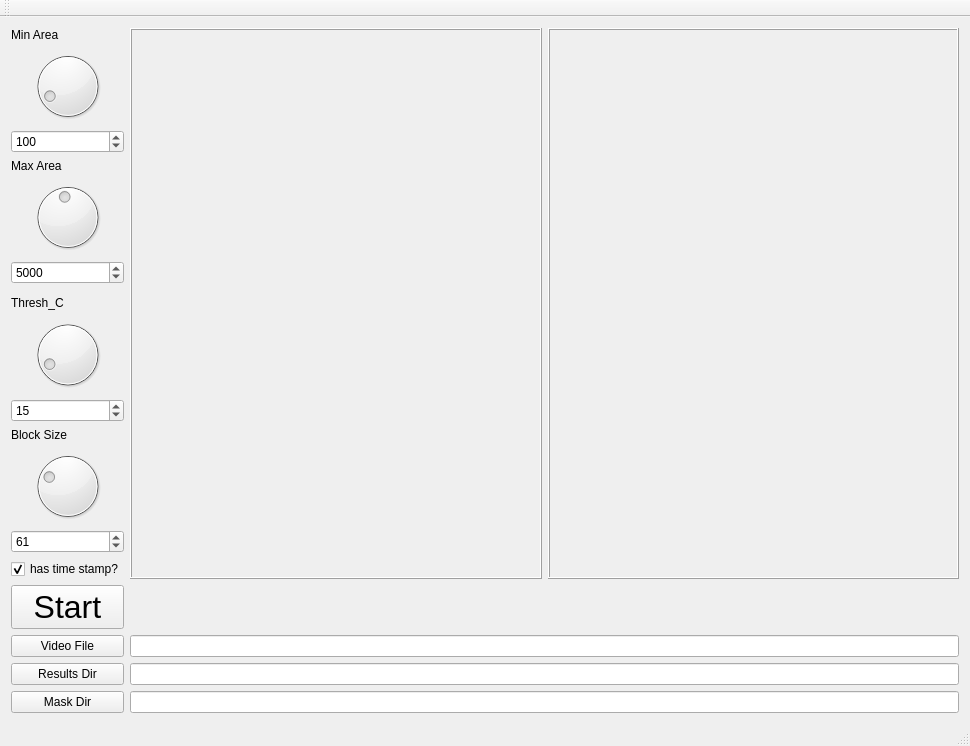
Old version of the form examples/getMaskParams/QtCreatorFiles/mainwindow.ui in the repository ver228/tierpsy-tracker.
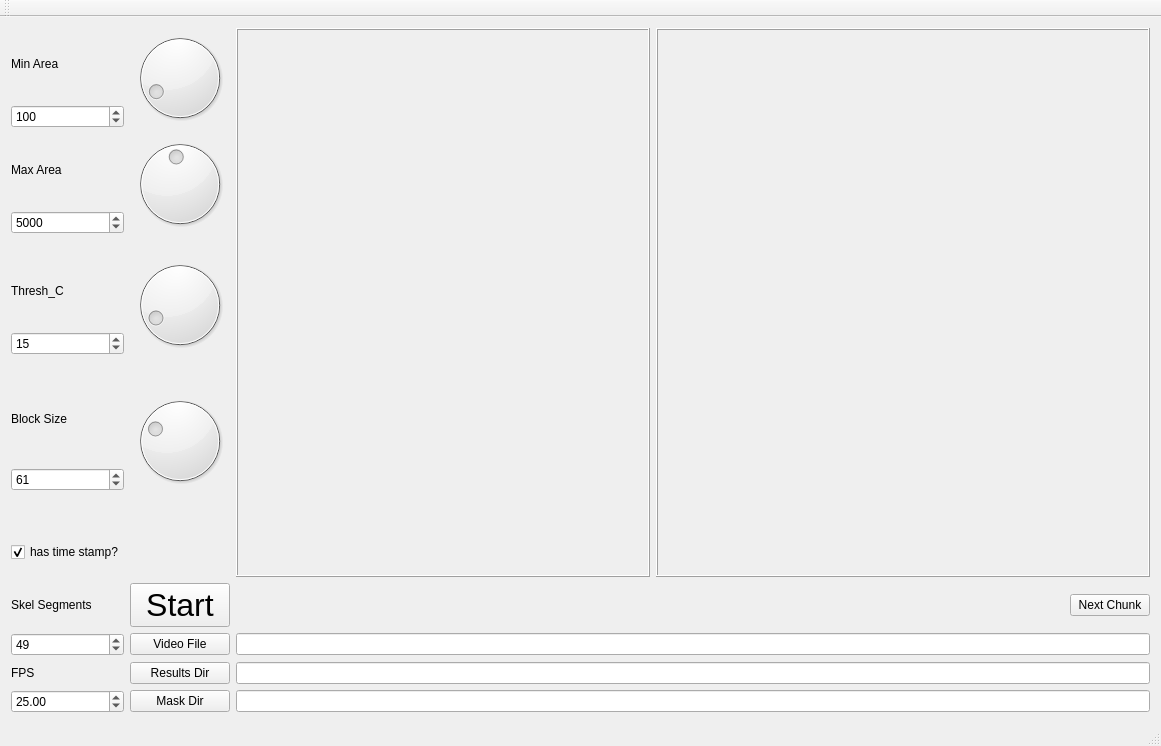
New version of the form.

```diff
--- a/examples/getMaskParams/QtCreatorFiles/mainwindow.ui
+++ b/examples/getMaskParams/QtCreatorFiles/mainwindow.ui
@@ -6,7 +6,7 @@
    <rect>
     <x>0</x>
     <y>0</y>
-    <width>970</width>
+    <width>1161</width>
     <height>746</height>
    </rect>
   </property>
@@ -15,52 +15,63 @@
   </property>
   <widget class="QWidget" name="centralWidget">
    <layout class="QGridLayout" name="gridLayout">
-    <item row="6" column="4">
-     <spacer name="horizontalSpacer_3">
-      <property name="orientation">
-       <enum>Qt::Horizontal</enum>
+    <item row="14" column="1">
+     <widget class="QPushButton" name="pushButton_start">
+      <property name="font">
+       <font>
+        <pointsize>24</pointsize>
+       </font>
       </property>
-      <property name="sizeHint" stdset="0">
-       <size>
-        <width>40</width>
-        <height>20</height>
-       </size>
+      <property name="mouseTracking">
+       <bool>false</bool>
       </property>
-     </spacer>
+      <property name="autoFillBackground">
+       <bool>false</bool>
+      </property>
+      <property name="text">
+       <string>Start</string>
+      </property>
+      <property name="checkable">
+       <bool>false</bool>
+      </property>
+     </widget>
     </item>
-    <item row="8" column="0">
+    <item row="17" column="1">
      <widget class="QPushButton" name="pushButton_results">
       <property name="text">
        <string>Results Dir</string>
       </property>
      </widget>
     </item>
-    <item row="8" column="1" colspan="4">
+    <item row="14" column="2">
+     <spacer name="horizontalSpacer_2">
+      <property name="orientation">
+       <enum>Qt::Horizontal</enum>
+      </property>
+      <property name="sizeType">
+       <enum>QSizePolicy::MinimumExpanding</enum>
+      </property>
+      <property name="sizeHint" stdset="0">
+       <size>
+        <width>40</width>
+        <height>20</height>
+       </size>
+      </property>
+     </spacer>
+    </item>
+    <item row="17" column="2" colspan="4">
      <widget class="QLineEdit" name="lineEdit_results"/>
     </item>
-    <item row="9" column="1" colspan="4">
+    <item row="19" column="2" colspan="4">
      <widget class="QLineEdit" name="lineEdit_mask">
       <property name="readOnly">
        <bool>true</bool>
       </property>
      </widget>
     </item>
-    <item row="7" column="1" colspan="4">
+    <item row="16" column="2" colspan="4">
      <widget class="QLineEdit" name="lineEdit_video"/>
     </item>
-    <item row="6" column="1">
-     <spacer name="horizontalSpacer_2">
-      <property name="orientation">
-       <enum>Qt::Horizontal</enum>
-      </property>
-      <property name="sizeHint" stdset="0">
-       <size>
-        <width>40</width>
-        <height>20</height>
-       </size>
-      </property>
-     </spacer>
-    </item>
     <item row="1" column="0">
      <layout class="QVBoxLayout" name="verticalLayout_2">
       <item>
@@ -70,19 +81,6 @@
         </property>
        </widget>
       </item>
-      <item>
-       <widget class="QDial" name="dial_max_area">
-        <property name="minimum">
-         <number>500</number>
-        </property>
-        <property name="maximum">
-         <number>10000</number>
-        </property>
-        <property name="value">
-         <number>5000</number>
-        </property>
-       </widget>
-      </item>
       <item>
        <widget class="QSpinBox" name="spinBox_max_area">
         <property name="minimum">
@@ -107,19 +105,6 @@
         </property>
        </widget>
       </item>
-      <item>
-       <widget class="QDial" name="dial_thresh_C">
-        <property name="minimum">
-         <number>5</number>
-        </property>
-        <property name="maximum">
-         <number>100</number>
-        </property>
-        <property name="value">
-         <number>15</number>
-        </property>
-       </widget>
-      </item>
       <item>
        <widget class="QSpinBox" name="spinBox_thresh_C">
         <property name="minimum">
@@ -135,57 +120,6 @@
       </item>
      </layout>
     </item>
-    <item row="4" column="0">
-     <layout class="QVBoxLayout" name="verticalLayout_3">
-      <item>
-       <widget class="QLabel" name="label_3">
-        <property name="text">
-         <string>Block Size</string>
-        </property>
-       </widget>
-      </item>
-      <item>
-       <widget class="QDial" name="dial_block_size">
-        <property name="minimum">
-         <number>5</number>
-        </property>
-        <property name="maximum">
-         <number>200</number>
-        </property>
-        <property name="value">
-         <number>61</number>
-        </property>
-       </widget>
-      </item>
-      <item>
-       <widget class="QSpinBox" name="spinBox_block_size">
-        <property name="minimum">
-         <number>5</number>
-        </property>
-        <property name="maximum">
-         <number>200</number>
-        </property>
-        <property name="value">
-         <number>61</number>
-        </property>
-       </widget>
-      </item>
-     </layout>
-    </item>
-    <item row="7" column="0">
-     <widget class="QPushButton" name="pushButton_video">
-      <property name="text">
-       <string>Video File</string>
-      </property>
-     </widget>
-    </item>
-    <item row="9" column="0">
-     <widget class="QPushButton" name="pushButton_mask">
-      <property name="text">
-       <string>Mask Dir</string>
-      </property>
-     </widget>
-    </item>
     <item row="0" column="0">
      <layout class="QVBoxLayout" name="verticalLayout">
       <item>
@@ -195,16 +129,6 @@
         </property>
        </widget>
       </item>
-      <item>
-       <widget class="QDial" name="dial_min_area">
-        <property name="maximum">
-         <number>1000</number>
-        </property>
-        <property name="value">
-         <number>100</number>
-        </property>
-       </widget>
-      </item>
       <item>
        <widget class="QSpinBox" name="spinBox_min_area">
         <property name="maximum">
@@ -217,7 +141,7 @@
       </item>
      </layout>
     </item>
-    <item row="0" column="1" rowspan="6" colspan="2">
+    <item row="0" column="2" rowspan="12" colspan="2">
      <widget class="QLabel" name="label_full">
       <property name="sizePolicy">
        <sizepolicy hsizetype="Ignored" vsizetype="Ignored">
@@ -239,7 +163,7 @@
       </property>
      </widget>
     </item>
-    <item row="0" column="3" rowspan="6" colspan="2">
+    <item row="0" column="4" rowspan="12" colspan="2">
      <widget class="QLabel" name="label_mask">
       <property name="sizePolicy">
        <sizepolicy hsizetype="Ignored" vsizetype="Ignored">
@@ -258,28 +182,14 @@
       </property>
      </widget>
     </item>
-    <item row="6" column="0">
-     <widget class="QPushButton" name="pushButton_start">
-      <property name="font">
-       <font>
-        <pointsize>24</pointsize>
-       </font>
-      </property>
-      <property name="mouseTracking">
-       <bool>false</bool>
-      </property>
-      <property name="autoFillBackground">
-       <bool>false</bool>
-      </property>
+    <item row="16" column="1">
+     <widget class="QPushButton" name="pushButton_video">
       <property name="text">
-       <string>Start</string>
-      </property>
-      <property name="checkable">
-       <bool>false</bool>
+       <string>Video File</string>
       </property>
      </widget>
     </item>
-    <item row="5" column="0">
+    <item row="10" column="0">
      <widget class="QCheckBox" name="checkBox_hasTimestamp">
       <property name="text">
        <string>has time stamp?</string>
@@ -289,6 +199,143 @@
       </property>
      </widget>
     </item>
+    <item row="14" column="0">
+     <widget class="QLabel" name="label_skelSeg">
+      <property name="text">
+       <string>Skel Segments</string>
+      </property>
+     </widget>
+    </item>
+    <item row="0" column="1">
+     <widget class="QDial" name="dial_min_area">
+      <property name="maximum">
+       <number>1000</number>
+      </property>
+      <property name="value">
+       <number>100</number>
+      </property>
+     </widget>
+    </item>
+    <item row="1" column="1">
+     <widget class="QDial" name="dial_max_area">
+      <property name="minimum">
+       <number>500</number>
+      </property>
+      <property name="maximum">
+       <number>10000</number>
+      </property>
+      <property name="value">
+       <number>5000</number>
+      </property>
+     </widget>
+    </item>
+    <item row="3" column="1">
+     <widget class="QDial" name="dial_thresh_C">
+      <property name="minimum">
+       <number>5</number>
+      </property>
+      <property name="maximum">
+       <number>100</number>
+      </property>
+      <property name="value">
+       <number>15</number>
+      </property>
+     </widget>
+    </item>
+    <item row="19" column="1">
+     <widget class="QPushButton" name="pushButton_mask">
+      <property name="text">
+       <string>Mask Dir</string>
+      </property>
+     </widget>
+    </item>
+    <item row="17" column="0">
+     <widget class="QLabel" name="label_fps">
+      <property name="text">
+       <string>FPS</string>
+      </property>
+     </widget>
+    </item>
+    <item row="19" column="0">
+     <widget class="QDoubleSpinBox" name="spinBox_fps">
+      <property name="value">
+       <double>25.000000000000000</double>
+      </property>
+     </widget>
+    </item>
+    <item row="16" column="0">
+     <widget class="QSpinBox" name="spinBox_skelSeg">
+      <property name="value">
+       <number>49</number>
+      </property>
+     </widget>
+    </item>
+    <item row="6" column="1">
+     <widget class="QDial" name="dial_block_size">
+      <property name="minimum">
+       <number>5</number>
+      </property>
+      <property name="maximum">
+       <number>200</number>
+      </property>
+      <property name="value">
+       <number>61</number>
+      </property>
+     </widget>
+    </item>
+    <item row="5" column="0" rowspan="2">
+     <layout class="QVBoxLayout" name="verticalLayout_3">
+      <item>
+       <widget class="QLabel" name="label_3">
+        <property name="text">
+         <string>Block Size</string>
+        </property>
+       </widget>
+      </item>
+      <item>
+       <widget class="QSpinBox" name="spinBox_block_size">
+        <property name="minimum">
+         <number>5</number>
+        </property>
+        <property name="maximum">
+         <number>200</number>
+        </property>
+        <property name="value">
+         <number>61</number>
+        </property>
+       </widget>
+      </item>
+     </layout>
+    </item>
+    <item row="14" column="5">
+     <widget class="QPushButton" name="pushButton_next">
+      <property name="sizePolicy">
+       <sizepolicy hsizetype="Maximum" vsizetype="Fixed">
+        <horstretch>0</horstretch>
+        <verstretch>0</verstretch>
+       </sizepolicy>
+      </property>
+      <property name="text">
+       <string>Next Chunk</string>
+      </property>
+     </widget>
+    </item>
+    <item row="14" column="4">
+     <spacer name="horizontalSpacer_3">
+      <property name="orientation">
+       <enum>Qt::Horizontal</enum>
+      </property>
+      <property name="sizeType">
+       <enum>QSizePolicy::MinimumExpanding</enum>
+      </property>
+      <property name="sizeHint" stdset="0">
+       <size>
+        <width>40</width>
+        <height>20</height>
+       </size>
+      </property>
+     </spacer>
+    </item>
    </layout>
   </widget>
   <widget class="QMenuBar" name="menuBar">
```
Left out of the diff: 2 changed lines with no effect on the pictures.
